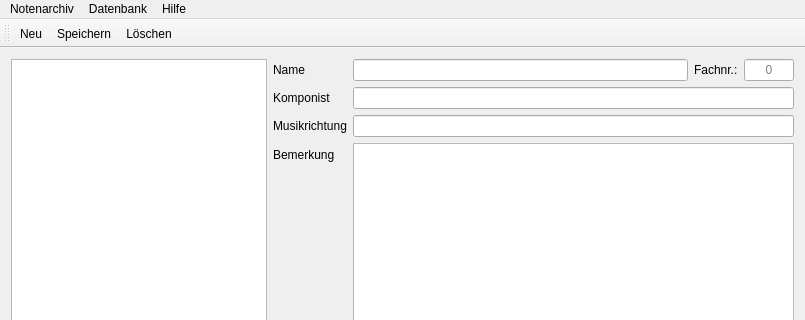
This is MainWindow.ui in lukeelten/notenarchiv as Qt 5 draws it before an edit; both pictures show x 0 to 805 and y 0 to 320 of the 805 by 630 pixel window. The edited form follows.
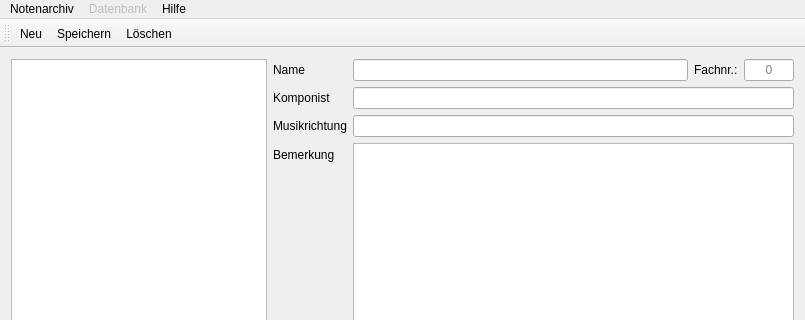
This is the edited form. Icons and pictures are not drawn.

Commit message: Datenbank Menu deaktiviert

The edit to the form file:
```diff
--- a/MainWindow.ui
+++ b/MainWindow.ui
@@ -250,6 +250,9 @@
     <addaction name="menuAbout"/>
    </widget>
    <widget class="QMenu" name="menuDatenbank">
+    <property name="enabled">
+     <bool>false</bool>
+    </property>
     <property name="title">
      <string>Datenbank</string>
     </property>
```
